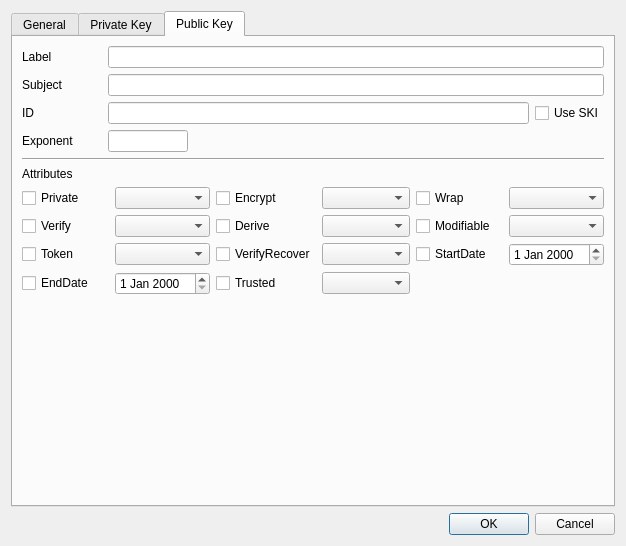
Before: the Qt Designer form CryptokiMan/gen_key_pair_dlg.ui in jykim74/CryptokiMan, drawn with Qt 5.
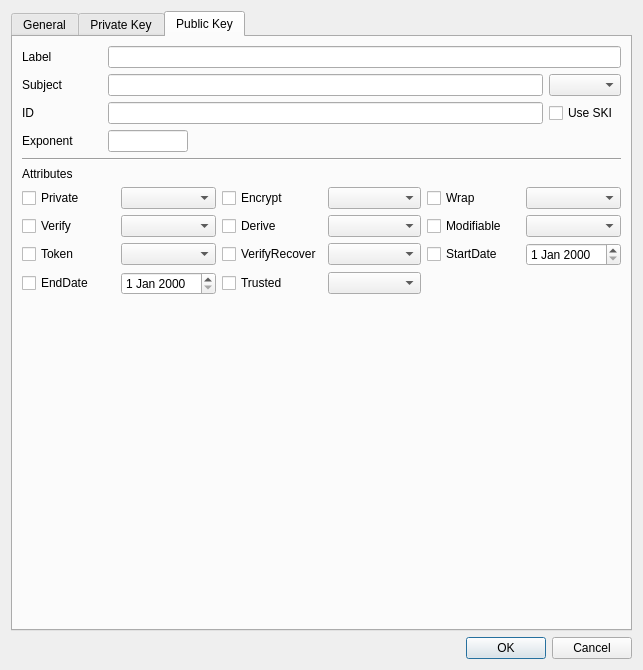
After: the same form once the commit is applied.

Commit message: Subject 값에서 Text 와 DER 선택 지원

The edit to the form file:
```diff
--- a/CryptokiMan/gen_key_pair_dlg.ui
+++ b/CryptokiMan/gen_key_pair_dlg.ui
@@ -6,8 +6,8 @@
    <rect>
     <x>0</x>
     <y>0</y>
-    <width>626</width>
-    <height>536</height>
+    <width>643</width>
+    <height>670</height>
    </rect>
   </property>
   <property name="windowTitle">
@@ -1099,9 +1099,12 @@
            </property>
           </widget>
          </item>
-         <item row="1" column="1" colspan="2">
+         <item row="1" column="1">
           <widget class="QLineEdit" name="mPubSubjectText"/>
          </item>
+         <item row="1" column="2">
+          <widget class="QComboBox" name="mPubSubjectTypeCombo"/>
+         </item>
         </layout>
        </item>
        <item>
```
Left out of the diff: 5 changed lines with no effect on the pictures. The commit also changes 20 other files.
